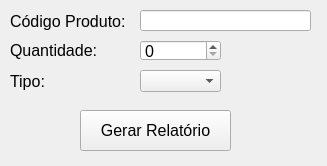
The window that telas/telas_relatorio/tela_relatorio_estoque_quantidade/tela_relatorio_estoque_quantidade.ui (ThiagoServulo/Sistema-Gerenciador-de-Estoque) describes before a commit, drawn with Qt 5.
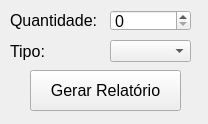
The same window after the commit.

Commit message: Criação do relatório de estoque por quantidade

What changed in the file:
```diff
--- a/telas/telas_relatorio/tela_relatorio_estoque_quantidade/tela_relatorio_estoque_quantidade.ui
+++ b/telas/telas_relatorio/tela_relatorio_estoque_quantidade/tela_relatorio_estoque_quantidade.ui
@@ -6,8 +6,8 @@
    <rect>
     <x>0</x>
     <y>0</y>
-    <width>327</width>
-    <height>166</height>
+    <width>208</width>
+    <height>124</height>
    </rect>
   </property>
   <property name="windowTitle">
@@ -16,8 +16,8 @@
   <widget class="QPushButton" name="botao_gerar_relatorio_estoque_quantidade">
    <property name="geometry">
     <rect>
-     <x>80</x>
-     <y>110</y>
+     <x>30</x>
+     <y>70</y>
      <width>151</width>
      <height>41</height>
     </rect>
@@ -35,7 +35,7 @@
    <property name="geometry">
     <rect>
      <x>10</x>
-     <y>71</y>
+     <y>41</y>
      <width>131</width>
      <height>21</height>
     </rect>
@@ -49,50 +49,11 @@
     <string notr="true">Tipo:</string>
    </property>
   </widget>
-  <widget class="QLabel" name="label_codigo_produto">
-   <property name="geometry">
-    <rect>
-     <x>10</x>
-     <y>11</y>
-     <width>121</width>
-     <height>21</height>
-    </rect>
-   </property>
-   <property name="font">
-    <font>
-     <pointsize>12</pointsize>
-    </font>
-   </property>
-   <property name="text">
-    <string notr="true">Código Produto:</string>
-   </property>
-  </widget>
-  <widget class="QLineEdit" name="texto_matricula">
-   <property name="geometry">
-    <rect>
-     <x>140</x>
-     <y>10</y>
-     <width>171</width>
-     <height>21</height>
-    </rect>
-   </property>
-   <property name="font">
-    <font>
-     <pointsize>12</pointsize>
-    </font>
-   </property>
-   <property name="text">
-    <string notr="true"/>
-   </property>
-   <property name="maxLength">
-    <number>20</number>
-   </property>
-  </widget>
   <widget class="QComboBox" name="combo_box_tipo">
    <property name="geometry">
     <rect>
-     <x>140</x>
-     <y>70</y>
+     <x>110</x>
+     <y>40</y>
      <width>81</width>
      <height>22</height>
     </rect>
@@ -102,7 +63,7 @@
    <property name="geometry">
     <rect>
      <x>10</x>
-     <y>40</y>
+     <y>10</y>
      <width>121</width>
      <height>21</height>
     </rect>
@@ -119,8 +80,8 @@
   <widget class="QSpinBox" name="spin_box_quantidade">
    <property name="geometry">
     <rect>
-     <x>140</x>
-     <y>40</y>
+     <x>110</x>
+     <y>10</y>
      <width>81</width>
      <height>21</height>
     </rect>
```
The commit also changes 6 other files.
